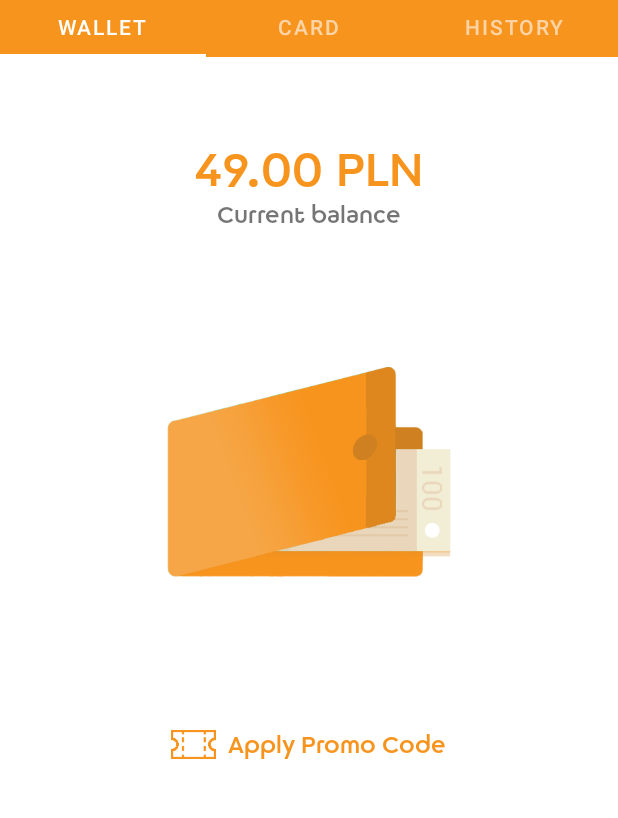
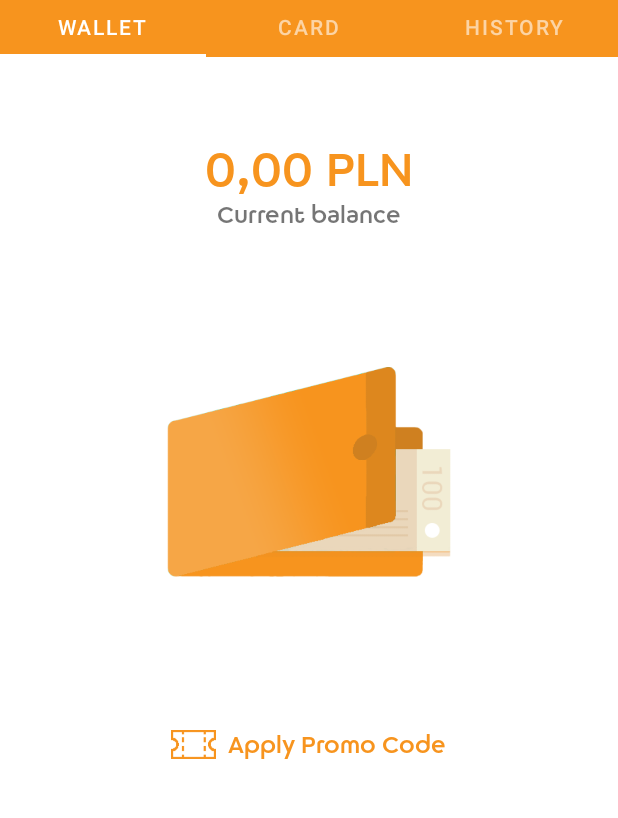
Before and after one commit to dnajdrowski/CarrifyAndroid, an Android app: the MainActivity screen opened directly, with no data from a screen before it, in the side drawer, after a tap on "Wallet", on a phone screen of 412 x 824 dp, the part 220-1038 px from its top. Run offline under Robolectric (Android 15) with nearby library versions, the phone set to English and light mode, and no system bars; our stand-ins replace ButterKnife, Dagger/Hilt's generated code, Timber; libraries missing offline, so code that uses them is left out: com.google.maps.android, com.johnnylambada.location, com.shashank.sony, com.squareup.otto, de.adorsys.android; pictures from the network do not load; 12 statements that could not run were skipped.

Commit message:
ADDED: Wallet functions - Topping UP and User Wallet

```diff
--- a/app/src/main/java/pl/carrifyandroid/API/API.java
+++ b/app/src/main/java/pl/carrifyandroid/API/API.java
@@ -6,10 +6,12 @@ import okhttp3.MultipartBody;
 import pl.carrifyandroid.API.ApiModels.AuthRequest;
 import pl.carrifyandroid.API.ApiModels.JwtVerifyTokenRequest;
 import pl.carrifyandroid.API.ApiModels.NewRentRequest;
+import pl.carrifyandroid.API.ApiModels.TopUpWalletRequest;
 import pl.carrifyandroid.Models.Car;
 import pl.carrifyandroid.Models.RegionZone;
 import pl.carrifyandroid.Models.Rent;
 import pl.carrifyandroid.Models.UploadResponse;
+import pl.carrifyandroid.Models.Wallet;
 import retrofit2.Call;
 import retrofit2.http.Body;
 import retrofit2.http.GET;
@@ -123,4 +125,14 @@ public interface API {
     Call<Integer> checkDriverLicense(
             @Path("id") int userId,
             @Header("Authorization") String token);
+
+    @GET("api/wallets/{id}")
+    Call<Wallet> getWalletByUserId(
+            @Path("id") int userId,
+            @Header("Authorization") String token);
+
+    @POST("api/wallets/top-up")
+    Call<Wallet> topUpWalletById(
+            @Body TopUpWalletRequest topUpWalletRequest,
+            @Header("Authorization") String token);
 }
--- a/app/src/main/java/pl/carrifyandroid/MainActivity.java
+++ b/app/src/main/java/pl/carrifyandroid/MainActivity.java
@@ -105,7 +105,7 @@ public class MainActivity extends AppCompatActivity implements NavigationView.On
         navUsername = headerView.findViewById(R.id.username);
         //avatar
         avatar = headerView.findViewById(R.id.avatar);
-        Glide.with(MainActivity.this).load(R.drawable.car_avatar).circleCrop().into(avatar);
+        Glide.with(MainActivity.this).load(R.drawable.car_avatar).circleCrop().centerInside().into(avatar);
         loopLocalization();
 
         MapsInitializer.initialize(getApplicationContext());
@@ -207,8 +207,6 @@ public class MainActivity extends AppCompatActivity implements NavigationView.On
                 startActivity(new Intent(this, WalletActivity.class));
                 overridePendingTransition(android.R.anim.fade_in, android.R.anim.fade_out);
                 break;
-
-
         }
         DrawerLayout drawer = findViewById(R.id.drawer_layout);
         drawer.closeDrawer(GravityCompat.START);
@@ -280,9 +278,8 @@ public class MainActivity extends AppCompatActivity implements NavigationView.On
     @Override
     public void onBackPressed() {
         super.onBackPressed();
-        if (drawer.isDrawerOpen(GravityCompat.START)) {
+        if (drawer.isDrawerOpen(GravityCompat.START))
             drawer.closeDrawer(GravityCompat.START);
-        }
     }
 
     @Override
--- a/app/src/main/java/pl/carrifyandroid/Screens/DriverLicense/DriverLicenseActivity.java
+++ b/app/src/main/java/pl/carrifyandroid/Screens/DriverLicense/DriverLicenseActivity.java
@@ -1,7 +1,6 @@
 package pl.carrifyandroid.Screens.DriverLicense;
 
 import android.Manifest;
-import android.app.Activity;
 import android.app.Dialog;
 import android.content.Intent;
 import android.graphics.Bitmap;
--- a/app/src/main/java/pl/carrifyandroid/Screens/DriverLicense/DriverLicenseManager.java
+++ b/app/src/main/java/pl/carrifyandroid/Screens/DriverLicense/DriverLicenseManager.java
@@ -1,6 +1,4 @@
 package pl.carrifyandroid.Screens.DriverLicense;
-
-import android.provider.Settings;
 
 import org.jetbrains.annotations.NotNull;
 
@@ -13,7 +11,6 @@ import okhttp3.MediaType;
 import okhttp3.MultipartBody;
 import okhttp3.RequestBody;
 import pl.carrifyandroid.API.API;
-import pl.carrifyandroid.Models.UploadResponse;
 import pl.carrifyandroid.Utils.StorageHelper;
 import retrofit2.Call;
 import retrofit2.Callback;
@@ -57,7 +54,7 @@ public class DriverLicenseManager {
 
             @Override
             public void onFailure(@NotNull @NonNull Call<Integer> call, @NotNull @NonNull Throwable t) {
-                Timber.d("Quick upload Manager %s", t.getLocalizedMessage());
+                Timber.d("Driver license upload photos: %s", t.getLocalizedMessage());
             }
         });
     }
--- a/app/src/main/java/pl/carrifyandroid/Screens/Maps/MapsFragment.java
+++ b/app/src/main/java/pl/carrifyandroid/Screens/Maps/MapsFragment.java
@@ -216,7 +216,7 @@ public class MapsFragment extends Fragment implements OnMapReadyCallback,
     private void getCarsFromApi() {
         carDownloadHandler.postDelayed(runnable = () -> {
             mapsManager.getCarsData();
-            carDownloadHandler.postDelayed(runnable, 15000);
+            carDownloadHandler.postDelayed(runnable, 120000);
         }, 0);
     }
 
--- /dev/null
+++ b/app/src/main/java/pl/carrifyandroid/Screens/Wallet/WalletManager.java
@@ -0,0 +1,73 @@
+package pl.carrifyandroid.Screens.Wallet;
+
+import android.app.Dialog;
+
+import org.jetbrains.annotations.NotNull;
+
+import javax.inject.Inject;
+
+import pl.carrifyandroid.API.API;
+import pl.carrifyandroid.API.ApiModels.TopUpWalletRequest;
+import pl.carrifyandroid.Models.Wallet;
+import pl.carrifyandroid.Utils.StorageHelper;
+import retrofit2.Call;
+import retrofit2.Callback;
+import retrofit2.Response;
+
+public class WalletManager {
+
+    private API api;
+    private StorageHelper storageHelper;
+    private WalletActivity walletActivity;
+
+    @Inject
+    public WalletManager(API api, StorageHelper storageHelper) {
+        this.api = api;
+        this.storageHelper = storageHelper;
+    }
+
+    public void onStop() {
+        walletActivity = null;
+    }
+
+    public void onAttach(WalletActivity walletActivity) {
+        this.walletActivity = walletActivity;
+    }
+
+
+    void getWallet() {
+        Call<Wallet> call = api.getWalletByUserId(storageHelper.getInt("userId"), "Bearer " + storageHelper.getString("token"));
+        call.enqueue(new Callback<Wallet>() {
+            @Override
+            public void onResponse(@NotNull Call<Wallet> call, @NotNull Response<Wallet> response) {
+                if (walletActivity != null)
+                    if (response.isSuccessful())
+                        if (response.body() != null)
+                            walletActivity.showWalletBalance(response.body(), false, null);
+            }
+
+            @Override
+            public void onFailure(@NotNull Call<Wallet> call, @NotNull Throwable t) {
+
+            }
+        });
+    }
+
+    void topUpWallet(int amount, Dialog dialog) {
+        Call<Wallet> call = api.topUpWalletById(new TopUpWalletRequest(storageHelper.getInt("userId"), amount), "Bearer " + storageHelper.getString("token"));
+        call.enqueue(new Callback<Wallet>() {
+            @Override
+            public void onResponse(@NotNull Call<Wallet> call, @NotNull Response<Wallet> response) {
+                if (walletActivity != null)
+                    if (response.isSuccessful())
+                        if (response.body() != null)
+                            walletActivity.showWalletBalance(response.body(), true, dialog);
+            }
+
+            @Override
+            public void onFailure(@NotNull Call<Wallet> call, @NotNull Throwable t) {
+
+            }
+        });
+    }
+}
--- a/app/src/main/res/layout/activity_wallet.xml
+++ b/app/src/main/res/layout/activity_wallet.xml
@@ -26,13 +26,13 @@
             android:layout_width="wrap_content"
             android:layout_height="wrap_content"
             android:icon="@drawable/carrify_logo"
-            android:text="Card" />
+            android:text="@string/card" />
 
         <com.google.android.material.tabs.TabItem
             android:layout_width="wrap_content"
             android:layout_height="wrap_content"
             android:icon="@drawable/carrify_logo"
-            android:text="History" />
+            android:text="@string/history" />
 
     </com.google.android.material.tabs.TabLayout>
 
@@ -139,7 +139,7 @@
         android:layout_width="wrap_content"
         android:layout_height="wrap_content"
         android:fontFamily="@font/nineteenth"
-        android:text="49.00 PLN"
+        android:text="@string/empty_balance"
         android:textAppearance="@style/TextAppearance.AppCompat.Body1"
         android:textColor="@color/colorPrimary"
         android:textSize="@dimen/text_size_35sp"
--- a/app/src/main/res/values/dimens.xml
+++ b/app/src/main/res/values/dimens.xml
@@ -5,9 +5,9 @@
     <dimen name="nav_header_vertical_spacing">8dp</dimen>
     <dimen name="nav_header_height">176dp</dimen>
     <dimen name="fab_margin">16dp</dimen>
-    <dimen name="design_navigation_icon_size" tools:override="true">20dp</dimen>
-    <dimen name="design_navigation_icon_padding" tools:override="true">5dp</dimen>
-    <dimen name="design_navigation_text_size" tools:override="true">30dp</dimen>
+    <dimen name="design_navigation_icon_size" tools:override="true">30dp</dimen>
+    <dimen name="design_navigation_icon_padding" tools:override="true">15dp</dimen>
+    <dimen name="design_navigation_text_size" tools:override="true">60dp</dimen>
     <dimen name="text_size_9sp">9sp</dimen>
     <dimen name="text_size_12sp">12sp</dimen>
     <dimen name="text_size_15sp">15sp</dimen>
--- a/app/src/main/res/values/strings.xml
+++ b/app/src/main/res/values/strings.xml
@@ -39,9 +39,17 @@
     <string name="take_photo_reverse_page">Take photo of reverse page</string>
     <string name="understood">Understood</string>
     <string name="apply_promo_code">Apply Promo Code</string>
-    <string name="add_money">Add money</string>
+    <string name="add_money">Top Up Wallet</string>
     <string name="wallet">Wallet</string>
     <string name="current_balance">Current balance</string>
     <string name="upload">Upload</string>
+    <string name="card">Card</string>
+    <string name="empty_balance">0,00 PLN</string>
+    <string name="history">History</string>
+    <string name="updated_wallet">Your wallet have been topped up successfully!</string>
+    <string name="wrong_amount">Wrong amount, please try again…!</string>
+    <string name="enter_amount">Enter amount to top up…</string>
+    <string name="top_up">Top up</string>
+    <string name="cancel">Cancel</string>
     <string name="driver_license_warning">We detected that you have not uploaded your driver license. In order to rent a car, you need to upload photos of it. Click "Upload" below to take photos.</string>
 </resources>
```
Also changed, not shown: app/src/main/java/pl/carrifyandroid/API/ApiModels/TopUpWalletRequest.java (added, +17 -0 lines), app/src/main/java/pl/carrifyandroid/Models/Wallet.java (added, +19 -0 lines), app/src/main/java/pl/carrifyandroid/Screens/Wallet/WalletActivity.java (+82 -1 lines), app/src/main/res/layout/dialog_wallet_add_money.xml (added, +109 -0 lines), app/src/main/res/layout/nav_header_main.xml (+10 -25 lines).
